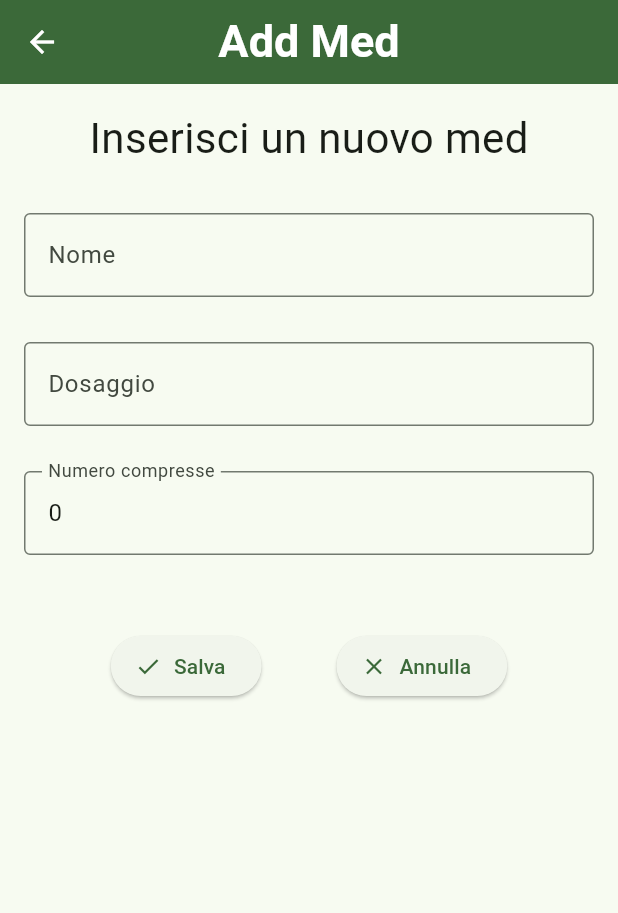
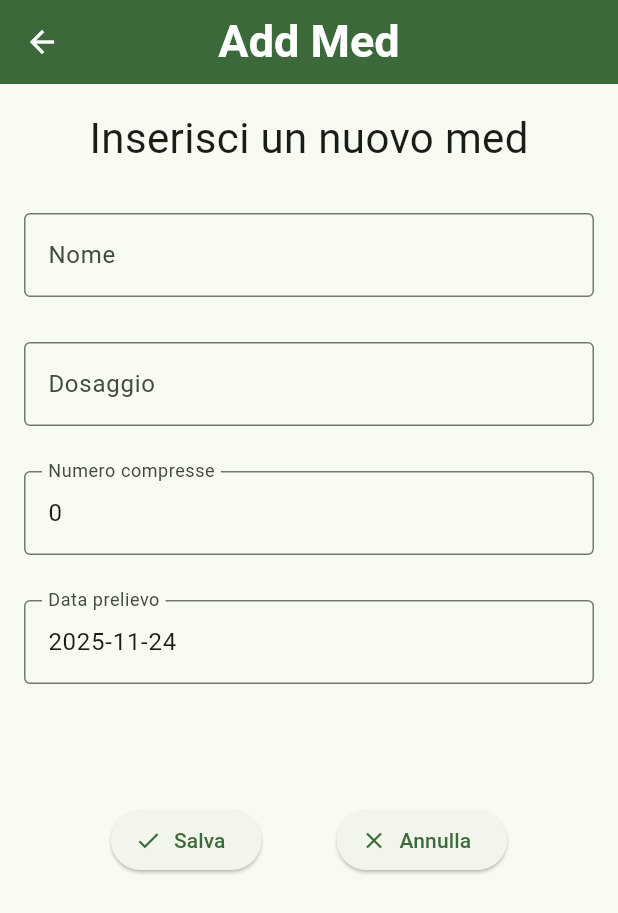
Before and after one commit to km-yao/meditrack, a Flutter app: the screen it shows after launch, after a tap on the "add" icon, on a phone screen of 412 x 824 dp. Shown: the top 913 px of the screen. Run offline on Flutter 3.47's test engine with Material 3 defaults, Android fonts, the phone set to English and light mode, and no system bars; our stand-ins replace flutter_riverpod, sqflite; accounts and stored records are empty.

Commit message:
disponibilta fusa con med

```diff
--- a/lib/main.dart
+++ b/lib/main.dart
@@ -7,21 +7,11 @@ import 'package:meditrack/pages/homepage.dart';
 
 
 void main() {
-  ApiDb().insertMed(Med(id: 1, nome: "Biktary", compresse: 30, dosaggio: "20mg"));
-  ApiDb().insertDisponibilita(Disponibilita(id: 1, prelievo: DateTime.parse("2024-07-01"), scadenza: DateTime.parse("2025-01-01")));
-
-  ApiDb().insertMed(Med(id: 2, nome: "Orfina", compresse: 20, dosaggio: "10mg"));
-  ApiDb().insertDisponibilita(Disponibilita(id: 2, prelievo: DateTime.parse("2024-12-01"), scadenza: DateTime.parse("2025-12-01")));
-
-  ApiDb().insertMed(Med(id: 3, nome: "Illumina", compresse: 25, dosaggio: "30mg"));
-  ApiDb().insertDisponibilita(Disponibilita(id: 3, prelievo: DateTime.parse("2024-07-01"), scadenza: DateTime.parse("2025-01-01")));
-
-  ApiDb().insertMed(Med(id: 4, nome: "Settima", compresse: 18, dosaggio: "10mg"));
-  ApiDb().insertDisponibilita(Disponibilita(id: 4, prelievo: DateTime.parse("2025-07-01"), scadenza: DateTime.parse("2025-08-01")));
-
-  ApiDb().insertMed(Med(id: 5, nome: "ElleManna", compresse: 20, dosaggio: "40mg"));
-  ApiDb().insertDisponibilita(Disponibilita(id: 5, prelievo: DateTime.parse("2025-07-15"), scadenza: DateTime.parse("2025-10-01")));
-
+  ApiDb().insertMed(Med.med(nome: "Biktary", compresse: 30, dosaggio: "20mg", prelievo: DateTime.parse("2024-07-01")));
+  ApiDb().insertMed(Med.med(nome: "Orfina", compresse: 20, dosaggio: "10mg", prelievo: DateTime.parse("2024-12-01")));
+  ApiDb().insertMed(Med.med(nome: "Illumina", compresse: 25, dosaggio: "30mg", prelievo: DateTime.parse("2024-07-01")));
+  ApiDb().insertMed(Med.med(nome: "Settima", compresse: 18, dosaggio: "10mg", prelievo: DateTime.parse("2025-07-01")));
+  ApiDb().insertMed(Med.med(nome: "ElleManna", compresse: 20, dosaggio: "40mg", prelievo: DateTime.parse("2025-07-15")));
 
   runApp(ProviderScope(child: const MyApp()));
 }
@@ -36,6 +26,7 @@ class MyApp extends StatelessWidget {
     return MaterialApp(
       title: 'MediTrack',
       debugShowCheckedModeBanner: false,
+
       theme: ThemeData(
         colorScheme: ColorScheme.fromSeed(seedColor: Colors.green),
       ),
--- a/lib/models/api_db.dart
+++ b/lib/models/api_db.dart
@@ -16,10 +16,21 @@ class ApiDb {
   void _initDatabase() async {
     database = openDatabase(
       dbName,
-      version: 1,
+      version: 2,
       onCreate: (db, version) async {
         // create tables if they don't exist
-        await db.execute("CREATE TABLE IF NOT EXISTS disponibilita(id INTEGER primary key, prelievo TEXT, scadenza TEXT);");
+        await db.execute(
+          "CREATE TABLE IF NOT EXISTS meds("
+            "id INTEGER primary key,"
+            "nome TEXT,"
+            "compresse INTEGER,"
+            "dosaggio TEXT,"
+            "prelievo TEXT,"
+            "scadenza TEXT"
+          ");"
+        );
+      },
+      onUpgrade: (db, oldVersion, newVersion) async {
         await db.execute(
           "CREATE TABLE IF NOT EXISTS meds("
             "id INTEGER primary key,"
@@ -40,8 +51,15 @@ class ApiDb {
     final List<Map<String, Object?>> medsMap = await db.query('meds');
 
     return [
-      for (final {'id': id as int, 'nome': nome as String, 'compresse': compresse as int, 'dosaggio': dosaggio as String} in medsMap)
-      Med(id: id, nome: nome, compresse: compresse, dosaggio: dosaggio)
+      for (final {
+        'id': id as int,
+        'nome': nome as String,
+        'compresse': compresse as int,
+        'dosaggio': dosaggio as String,
+        'prelievo': prelievo as String,
+        'scadenza': scadenza as String
+        } in medsMap)
+      Med(id: id, nome: nome, compresse: compresse, dosaggio: dosaggio, prelievo: DateTime.parse(prelievo), scadenza: DateTime.parse(scadenza) )
     ];
   }
 
@@ -61,6 +79,8 @@ class ApiDb {
       nome: row['nome'] as String,
       compresse: row['compresse'] as int,
       dosaggio: row['dosaggio'] as String,
+      prelievo: DateTime.parse(row['prelievo'] as String),
+      scadenza: DateTime.parse(row['scadenza'] as String)
     );
   }
 
--- a/lib/models/disp_response.dart
+++ /dev/null
@@ -1,23 +0,0 @@
-
-
-import 'package:meditrack/models/disponibilita.dart';
-
-class DispResponse {
-  DispResponse();
-
-  bool isLoading = false;
-  String errorMsg = "";
-  List<Disponibilita> list = [];
-
-  DispResponse copyWith({ bool? isLoadingArg, String? errorMsgArg, List<Disponibilita>? listArg }) {
-    DispResponse newResponse = DispResponse();
-
-    newResponse.isLoading =  isLoadingArg ?? isLoading;
-    newResponse.errorMsg =  errorMsgArg ?? errorMsg;
-    newResponse.list =  listArg ?? list;
-
-    return newResponse;
-  }
-
-
-}
--- a/lib/models/disponibilita.dart
+++ b/lib/models/disponibilita.dart
@@ -44,8 +44,19 @@ class Disponibilita {
 
   Map<String, dynamic> toMap() => {
     'id': id,
-    'prelievo': prelievo.toString(),
+    'attributo': prelievo.toString(),
     'scadenza': scadenza.toString(),
   };
 
+  String toString() {
+    return 'Disponibilita{id: $id, prelievo: $prelievo, scadenza: $scadenza}';
+  }
+
+  String getPrelievoFormatted() {
+    return "${prelievo.day}/${prelievo.month}/${prelievo.year}";
+  }
+
+  String getScadenzaFormatted() {
+    return "${scadenza.day}/${scadenza.month}/${scadenza.year}";
+  }
 }
--- a/lib/models/med.dart
+++ b/lib/models/med.dart
@@ -4,25 +4,58 @@ class Med {
   String nome;
   int compresse;
   String dosaggio;
+  DateTime prelievo;
+  DateTime scadenza;
 
   Med ({
     required this.id,
     required this.nome,
     required this.compresse,
-    required this.dosaggio
+    required this.dosaggio,
+    required this.prelievo,
+    required this.scadenza
   });
+
+  Med.med({
+    this.id = 0,
+    required this.nome,
+    required this.compresse,
+    required this.dosaggio,
+    required this.prelievo,
+  }) : scadenza = prelievo.add(Duration(days: compresse));
 
   Map<String, Object?> toMap() {
     return {
-      'id':id,
-      'nome':nome,
-      'compresse':compresse,
-      'dosaggio':dosaggio,
+      'id': id,
+      'nome': nome,
+      'compresse': compresse,
+      'dosaggio': dosaggio,
+      'prelievo': prelievo.toString(),
+      'scadenza': scadenza.toString(),
     };
+  }
+
+  factory Med.fromMap(Map<String, dynamic> map) {
+    return Med(
+      id: map['id'] as int,
+      nome: map['nome'] as String,
+      compresse: map['compresse'] as int,
+      dosaggio: map['dosaggio'] as String,
+      prelievo: DateTime.parse(map['prelievo'] as String),
+      scadenza: DateTime.parse(map['scadenza'] as String),
+    );
   }
 
   @override
   String toString() {
-    return "Med{id: $id, nome: $nome, compresse: $compresse, dosaggio: $dosaggio}";
+    return "Med{id: $id, nome: $nome, compresse: $compresse, dosaggio: $dosaggio, prelievo: $prelievo, scadenza: $scadenza}";
+  }
+
+  String getPrelievoFormatted() {
+    return "${prelievo.day}/${prelievo.month}/${prelievo.year}";
+  }
+
+  String getScadenzaFormatted() {
+    return "${scadenza.day}/${scadenza.month}/${scadenza.year}";
   }
 }
--- a/lib/models/med_card.dart
+++ b/lib/models/med_card.dart
@@ -1,13 +1,10 @@
 import 'package:flutter/material.dart';
-import 'package:meditrack/models/disponibilita.dart';
 import 'package:meditrack/models/med.dart';
-import 'package:meditrack/services/disp_service.dart';
 
 class MedCard extends StatelessWidget {
-  const MedCard({super.key, required this.med, this.disponibilita});
+  const MedCard({super.key, required this.med});
 
   final Med med;
-  final Disponibilita? disponibilita;
 
   @override
   Widget build(BuildContext context) {
@@ -35,8 +32,8 @@ class MedCard extends StatelessWidget {
               crossAxisAlignment: CrossAxisAlignment.end,
               spacing: 4,
               children: [
-                Text("Prelievo: ${disponibilita != null ? disponibilita!.prelievo.toString() : 'N/A'}"),
-                Text("Scadenza: ${disponibilita != null ? disponibilita!.scadenza : 'N/A'}"),
+                Text("Prelievo: ${med.getPrelievoFormatted()}"),
+                Text("Scadenza: ${med.getScadenzaFormatted()}"),
               ],
             ),
           ],
--- a/lib/pages/edit_med.dart
+++ b/lib/pages/edit_med.dart
@@ -18,6 +18,9 @@ class _AddMedState extends ConsumerState<EditMed> {
 
   Future<void> insertMed() async {
     try {
+      // Aggoirna la data di scadenza in base alla data di prelievo e al numero di compresse
+      _currentMed.scadenza = _currentMed.prelievo.add(Duration(days: _currentMed.compresse));
+
       await ref.read(medProvider.notifier).insert(_currentMed);
       MedResponse result = ref.read(medProvider);
 
@@ -41,7 +44,7 @@ class _AddMedState extends ConsumerState<EditMed> {
   @override
   void initState() {
     super.initState();
-    _currentMed = Med(id: 0, nome: "", compresse: 0, dosaggio: "");
+    _currentMed = Med(id: 0, nome: "", compresse: 0, dosaggio: "", prelievo: DateTime.now(), scadenza: DateTime.now());
   }
 
   @override
@@ -70,11 +73,11 @@ class _AddMedState extends ConsumerState<EditMed> {
               child: Form(
                 key: _formKey,
                 child: Column(
+                  spacing: 30,
                   children: [
                     Text("Inserisci un nuovo med", style: TextStyle(fontSize: 28)),
 
-                    const SizedBox(height: 30),
-
+                    // NOME
                     TextFormField(
                       decoration: InputDecoration(
                         labelText: "Nome",
@@ -97,8 +100,7 @@ class _AddMedState extends ConsumerState<EditMed> {
                       },
                     ),
 
-                    const SizedBox(height: 30),
-
+                    // DOSAGGIO
                     TextFormField(
                       decoration: InputDecoration(
                         labelText: "Dosaggio",
@@ -121,8 +123,7 @@ class _AddMedState extends ConsumerState<EditMed> {
                       },
                     ),
 
-                    const SizedBox(height: 30),
-
+                    // NUMERO COMPRESSE
                     TextFormField(
                       keyboardType: TextInputType.number,
                       decoration: InputDecoration(
@@ -147,8 +148,46 @@ class _AddMedState extends ConsumerState<EditMed> {
                       },
                     ),
 
-                    const SizedBox(height: 50),
+                    // DATA PRELIEVO
+                    TextFormField(
+                      decoration: InputDecoration(
+                        labelText: "Data prelievo",
+                        border: OutlineInputBorder()
+                      ),
 
+                      controller: TextEditingController(text: _currentMed.prelievo.toLocal().toString().split(' ')[0]),
+                      onTap: () async {
+                        DateTime? pickedDate = await showDatePicker(
+                          context: context,
+                          initialDate: DateTime.now(),
+                          firstDate: DateTime(2000),
+                          lastDate: DateTime(2101)
+                        );
+                        if (pickedDate != null) {
+                          setState(() {
+                            _currentMed.prelievo = pickedDate;
+                          });
+                        }
+                      },
+                      onSaved: (value) {
+                        _currentMed.prelievo = value as DateTime;
+                      },
+                      onChanged: (value) {
+                        setState(() {
+                          _currentMed.prelievo = value as DateTime;
+                        });
+                      },
+                      validator: (value) {
+                        if (value == null) {
+                          return "Inserisci la data di prelievo";
+                        }
+                        return null;
+                      }
+                    ),
+
+                    const SizedBox(height: 20),
+
+                    // BOTTONI SALVA / ANNULLA
                     Row(
                       mainAxisAlignment: MainAxisAlignment.center,
                       children: [
--- a/lib/pages/homepage.dart
+++ b/lib/pages/homepage.dart
@@ -1,13 +1,10 @@
 import 'package:flutter/material.dart';
 import 'package:flutter_riverpod/flutter_riverpod.dart';
-import 'package:meditrack/models/disp_response.dart';
-import 'package:meditrack/models/disponibilita.dart';
 import 'package:meditrack/models/med.dart';
 import 'package:meditrack/models/med_card.dart';
 import 'package:meditrack/models/med_response.dart';
 import 'package:meditrack/pages/edit_med.dart';
 import 'package:meditrack/pages/settings.dart';
-import 'package:meditrack/providers/disp_provider.dart';
 import 'package:meditrack/providers/med_provider.dart';
 
 class Homepage extends ConsumerStatefulWidget {
@@ -20,7 +17,6 @@ class Homepage extends ConsumerStatefulWidget {
 class _HomepageState extends ConsumerState<Homepage> {
 
   late MedResponse medResponse;
-  late DispResponse dispResponse;
 
   void _navigateToPage(BuildContext context, Widget page) {
     Navigator.push(context, MaterialPageRoute(builder: (context) => page));
@@ -29,7 +25,6 @@ class _HomepageState extends ConsumerState<Homepage> {
   @override
   Widget build(BuildContext context) {
     final medResponse = ref.watch(medProvider);
-    final dispResponse = ref.watch(dispProvider);
 
     return Scaffold(
       backgroundColor: Theme.of(context).colorScheme.surface,
@@ -79,8 +74,7 @@ class _HomepageState extends ConsumerState<Homepage> {
                   itemCount: medResponse.list.length,
                   itemBuilder: (context, index) {
                     Med currentMed = medResponse.list[index];
-                    Disponibilita currentDisp = dispResponse.list[index];
-                    return MedCard(med: currentMed, disponibilita: currentDisp,);
+                    return MedCard(med: currentMed);
                   },
                 ),
               ),
--- a/lib/providers/services_provider.dart
+++ b/lib/providers/services_provider.dart
@@ -1,7 +1,5 @@
 
 import 'package:flutter_riverpod/flutter_riverpod.dart';
-import 'package:meditrack/services/disp_service.dart';
 import 'package:meditrack/services/med_service.dart';
 
 final medServiceProvider = Provider<MedService>((ref) => MedService());
-final dispServiceProvider = Provider<DispService>((ref) => DispService());
--- a/lib/services/disp_service.dart
+++ /dev/null
@@ -1,48 +0,0 @@
-
-
-import 'package:meditrack/models/api_db.dart';
-import 'package:meditrack/models/disponibilita.dart';
-
-class DispService {
-
-  DispService();
-
-  Future<List<Disponibilita>> getAll() async {
-    try {
-      List<Disponibilita> list = [];
-
-      final response = await ApiDb().getAllDisponibilita();
-      if (response != []) { list = response; }
-
-      return list;
-    } catch (e) {
-      throw Exception("DISPSERVICE.getALL : $e");
-    }
-  }
-
-  Future<Disponibilita> getDisponibilita(int id) async {
-    try {
-      final disponibilita = await ApiDb().getDisponibilita(id);
-      return disponibilita;
-    } catch (e) {
-      throw Exception("DISPSERVICE.getDISPONIBILITA : $e");
-    }
-  }
-
-  Future<void> insert(Disponibilita disponibilita) async {
-    try {
-      await ApiDb().insertDisponibilita(disponibilita);
-    } catch (e) {
-      throw Exception("DISPSERVICE.insert : $e");
-    }
-  }
-
-  Future<void> deleteAll() async {
-    try {
-      await ApiDb().deleteAllDisponibilita();
-    } catch (e) {
-      throw Exception("DISPSERVICE.deleteALL : $e");
-    }
-  }
-
-}
```
Also changed, not shown: lib/providers/disp_provider.dart (deleted, +0 -70 lines).
